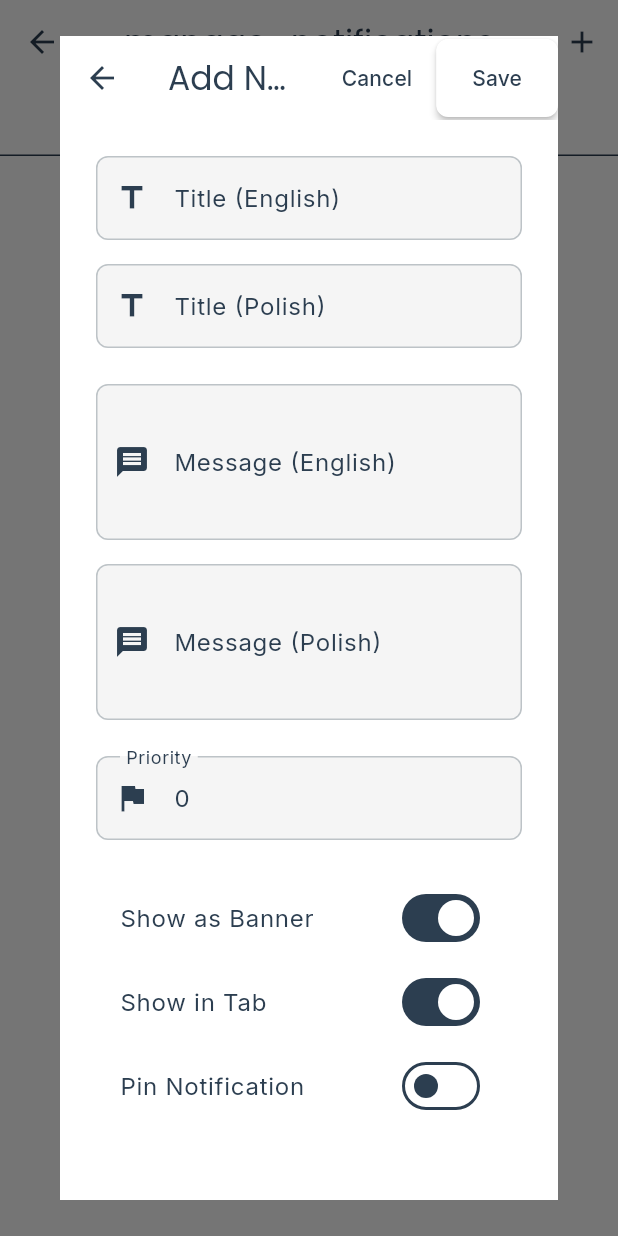
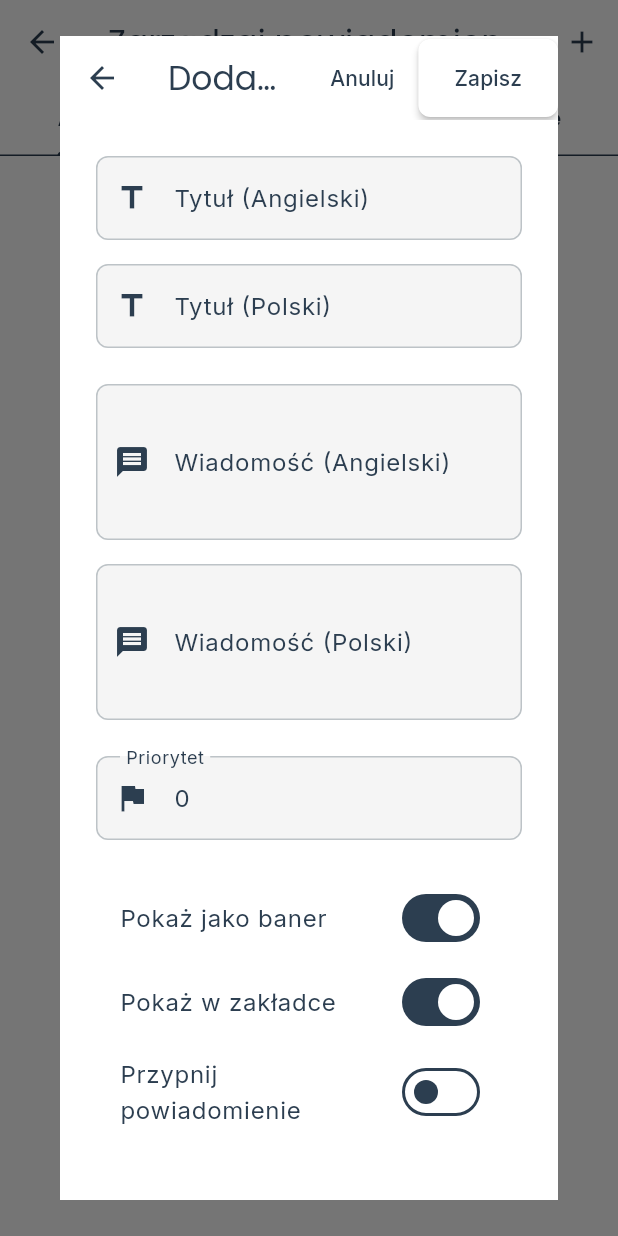
Before and after one commit to Marioo990/MyMenu, a Flutter app: the ManageNotificationsScreen screen opened directly, after a tap on the "add" icon, on a phone screen of 412 x 824 dp. Run offline on Flutter 3.47's test engine with Material 3 defaults, Android fonts, the phone set to English and light mode, and no system bars; our stand-ins replace cached_network_image, cloud_firestore, firebase_auth, firebase_core, firebase_storage, google_fonts and 3 more; missing offline and left inert: dart:html; accounts and stored records are empty.

Commit message:
poprawiony kod v18 dzmieniono admina na polski

```diff
--- a/lib/screens/admin/manage_items_screen.dart
+++ b/lib/screens/admin/manage_items_screen.dart
@@ -4,7 +4,6 @@ import '../../config/theme.dart';
 import '../../models/menu_item.dart';
 import '../../providers/menu_provider.dart';
 import '../../providers/language_provider.dart';
-// Fixed: Added missing SettingsProvider import
 import '../../providers/settings_provider.dart';
 
 class ManageItemsScreen extends StatefulWidget {
@@ -18,16 +17,16 @@ class _ManageItemsScreenState extends State<ManageItemsScreen> {
   @override
   Widget build(BuildContext context) {
     final menuProvider = Provider.of<MenuProvider>(context);
-    final languageProvider = Provider.of<LanguageProvider>(context);
+    // final languageProvider = Provider.of<LanguageProvider>(context);
 
     return Scaffold(
       appBar: AppBar(
-        title: Text(languageProvider.translate('manage_menu')),
+        title: const Text('Zarządzaj Menu'), // PL
         actions: [
           IconButton(
             icon: const Icon(Icons.add),
             onPressed: _showAddItemDialog,
-            tooltip: languageProvider.translate('add_item'),
+            tooltip: 'Dodaj pozycję', // PL
           ),
         ],
       ),
@@ -49,8 +48,10 @@ class _ManageItemsScreenState extends State<ManageItemsScreen> {
                       : '🍽️',
                 ),
               ),
-              title: Text(item.getName('en')),
-              subtitle: Text('${item.price} ${Provider.of<SettingsProvider>(context).currency}'),
+              // Wyświetlamy nazwę w zależności od dostępności, preferowany polski
+              title: Text(item.name['pl'] ?? item.name['en'] ?? 'Brak nazwy'),
+              subtitle: Text(
+                  '${item.price} ${Provider.of<SettingsProvider>(context).currency}'),
               trailing: Row(
                 mainAxisSize: MainAxisSize.min,
                 children: [
@@ -73,23 +74,22 @@ class _ManageItemsScreenState extends State<ManageItemsScreen> {
   }
 
   void _showAddItemDialog() {
-    // Show dialog to add new item
     showDialog(
       context: context,
       builder: (context) => AlertDialog(
-        title: Text(Provider.of<LanguageProvider>(context).translate('add_item')),
-        content: const Text('Add item form would go here'),
+        title: const Text('Dodaj pozycję'), // PL
+        content: const Text('Formularz dodawania pozycji pojawi się tutaj'), // PL
         actions: [
           TextButton(
             onPressed: () => Navigator.pop(context),
-            child: Text(Provider.of<LanguageProvider>(context).translate('cancel')),
+            child: const Text('Anuluj'), // PL
           ),
           ElevatedButton(
             onPressed: () {
               // Add item logic
               Navigator.pop(context);
             },
-            child: Text(Provider.of<LanguageProvider>(context).translate('save')),
+            child: const Text('Zapisz'), // PL
           ),
         ],
       ),
@@ -97,23 +97,22 @@ class _ManageItemsScreenState extends State<ManageItemsScreen> {
   }
 
   void _showEditItemDialog(MenuItem item) {
-    // Show dialog to edit item
     showDialog(
       context: context,
       builder: (context) => AlertDialog(
-        title: Text(Provider.of<LanguageProvider>(context).translate('edit_item')),
-        content: Text('Edit form for ${item.getName('en')}'),
+        title: const Text('Edytuj pozycję'), // PL
+        content: Text('Formularz edycji dla: ${item.name['pl'] ?? item.name['en']}'), // PL
         actions: [
           TextButton(
             onPressed: () => Navigator.pop(context),
-            child: Text(Provider.of<LanguageProvider>(context).translate('cancel')),
+            child: const Text('Anuluj'), // PL
           ),
           ElevatedButton(
             onPressed: () {
               // Edit item logic
               Navigator.pop(context);
             },
-            child: Text(Provider.of<LanguageProvider>(context).translate('save')),
+            child: const Text('Zapisz'), // PL
           ),
         ],
       ),
@@ -124,12 +123,12 @@ class _ManageItemsScreenState extends State<ManageItemsScreen> {
     showDialog(
       context: context,
       builder: (context) => AlertDialog(
-        title: Text(Provider.of<LanguageProvider>(context).translate('confirm')),
-        content: Text('${Provider.of<LanguageProvider>(context).translate('are_you_sure')} ${item.getName('en')}?'),
+        title: const Text('Potwierdzenie'), // PL
+        content: Text('Czy na pewno usunąć: ${item.name['pl'] ?? item.name['en']}?'), // PL
         actions: [
           TextButton(
             onPressed: () => Navigator.pop(context),
-            child: Text(Provider.of<LanguageProvider>(context).translate('no')),
+            child: const Text('Nie'), // PL
           ),
           ElevatedButton(
             onPressed: () async {
@@ -138,9 +137,8 @@ class _ManageItemsScreenState extends State<ManageItemsScreen> {
                   .deleteMenuItem(item.id);
               if (mounted) {
                 ScaffoldMessenger.of(context).showSnackBar(
-                  SnackBar(
-                    content: Text(Provider.of<LanguageProvider>(context, listen: false)
-                        .translate('item_deleted')),
+                  const SnackBar(
+                    content: Text('Pozycja usunięta'), // PL
                     backgroundColor: AppTheme.successColor,
                   ),
                 );
@@ -149,7 +147,7 @@ class _ManageItemsScreenState extends State<ManageItemsScreen> {
             style: ElevatedButton.styleFrom(
               backgroundColor: AppTheme.errorColor,
             ),
-            child: Text(Provider.of<LanguageProvider>(context).translate('yes')),
+            child: const Text('Tak'), // PL
           ),
         ],
       ),
--- a/lib/screens/admin/manage_notifications_screen.dart
+++ b/lib/screens/admin/manage_notifications_screen.dart
@@ -16,25 +16,25 @@ class _ManageNotificationsScreenState extends State<ManageNotificationsScreen> {
   @override
   Widget build(BuildContext context) {
     final menuProvider = Provider.of<MenuProvider>(context);
-    final languageProvider = Provider.of<LanguageProvider>(context);
+    // final languageProvider = Provider.of<LanguageProvider>(context);
 
     return DefaultTabController(
       length: 3,
       child: Scaffold(
         appBar: AppBar(
-          title: Text(languageProvider.translate('manage_notifications')),
+          title: const Text('Zarządzaj powiadomieniami'), // PL
           actions: [
             IconButton(
               icon: const Icon(Icons.add),
               onPressed: () => _showNotificationDialog(null),
-              tooltip: languageProvider.translate('add_notification'),
+              tooltip: 'Dodaj powiadomienie', // PL
             ),
           ],
-          bottom: TabBar(
+          bottom: const TabBar(
             tabs: [
-              Tab(text: languageProvider.translate('active')),
-              Tab(text: languageProvider.translate('scheduled')),
-              Tab(text: languageProvider.translate('expired')),
+              Tab(text: 'Aktywne'), // PL
+              Tab(text: 'Zaplanowane'), // PL
+              Tab(text: 'Wygasłe'), // PL
             ],
           ),
         ),
@@ -44,15 +44,15 @@ class _ManageNotificationsScreenState extends State<ManageNotificationsScreen> {
           children: [
             _buildNotificationsList(
               menuProvider.notifications.where((n) => n.isActive()).toList(),
-              languageProvider.translate('no_active_notifications'),
+              'Brak aktywnych powiadomień', // PL
             ),
             _buildNotificationsList(
               menuProvider.notifications.where((n) => n.isPending()).toList(),
-              languageProvider.translate('no_scheduled_notifications'),
+              'Brak zaplanowanych powiadomień', // PL
             ),
             _buildNotificationsList(
               menuProvider.notifications.where((n) => n.isExpired()).toList(),
-              languageProvider.translate('no_expired_notifications'),
+              'Brak wygasłych powiadomień', // PL
             ),
           ],
         ),
@@ -94,8 +94,9 @@ class _ManageNotificationsScreenState extends State<ManageNotificationsScreen> {
   }
 
   Widget _buildNotificationCard(RestaurantNotification notification) {
-    final languageProvider = Provider.of<LanguageProvider>(context);
-    final locale = languageProvider.currentLocale.languageCode;
+    // Preferujemy polski tytuł i treść
+    final title = notification.title['pl'] ?? notification.title['en'] ?? 'Bez tytułu';
+    final message = notification.message['pl'] ?? notification.message['en'] ?? 'Brak treści';
 
     Color statusColor;
     IconData statusIcon;
@@ -104,15 +105,15 @@ class _ManageNotificationsScreenState extends State<ManageNotificationsScreen> {
     if (notification.isActive()) {
       statusColor = AppTheme.successColor;
       statusIcon = Icons.check_circle;
-      statusText = languageProvider.translate('active');
+      statusText = 'Aktywne'; // PL
     } else if (notification.isPending()) {
       statusColor = AppTheme.warningColor;
       statusIcon = Icons.schedule;
-      statusText = languageProvider.translate('scheduled');
+      statusText = 'Zaplanowane'; // PL
     } else {
       statusColor = AppTheme.textLight;
       statusIcon = Icons.cancel;
-      statusText = languageProvider.translate('expired');
+      statusText = 'Wygasłe'; // PL
     }
 
     return Card(
@@ -123,7 +124,7 @@ class _ManageNotificationsScreenState extends State<ManageNotificationsScreen> {
           child: Icon(statusIcon, color: statusColor),
         ),
         title: Text(
-          notification.getTitle(locale),
+          title,
           style: Theme.of(context).textTheme.headlineSmall,
         ),
         subtitle: Column(
@@ -131,7 +132,7 @@ class _ManageNotificationsScreenState extends State<ManageNotificationsScreen> {
           children: [
             const SizedBox(height: AppTheme.spacingXS),
             Text(
-              notification.getMessage(locale),
+              message,
               maxLines: 2,
               overflow: TextOverflow.ellipsis,
             ),
@@ -146,19 +147,19 @@ class _ManageNotificationsScreenState extends State<ManageNotificationsScreen> {
                 ),
                 if (notification.pin)
                   Chip(
-                    label: Row(
+                    label: const Row(
                       mainAxisSize: MainAxisSize.min,
                       children: [
-                        const Icon(Icons.push_pin, size: 14),
-                        const SizedBox(width: 4),
-                        Text(languageProvider.translate('pinned')),
+                        Icon(Icons.push_pin, size: 14),
+                        SizedBox(width: 4),
+                        Text('Przypięte'), // PL
                       ],
                     ),
                     backgroundColor: AppTheme.secondaryColor.withOpacity(0.1),
-                    labelStyle: TextStyle(color: AppTheme.secondaryColor, fontSize: 12),
+                    labelStyle: const TextStyle(color: AppTheme.secondaryColor, fontSize: 12),
                   ),
                 Chip(
-                  label: Text('Priority: ${notification.priority}'),
+                  label: Text('Priorytet: ${notification.priority}'), // PL
                   backgroundColor: AppTheme.backgroundColor,
                   labelStyle: const TextStyle(fontSize: 12),
                 ),
@@ -183,7 +184,7 @@ class _ManageNotificationsScreenState extends State<ManageNotificationsScreen> {
                 // Display Options
                 _buildDetailRow(
                   Icons.visibility,
-                  'Banner: ${notification.showAsBanner ? '✓' : '✗'} | Tab: ${notification.showInTab ? '✓' : '✗'}',
+                  'Baner: ${notification.showAsBanner ? '✓' : '✗'} | Zakładka: ${notification.showInTab ? '✓' : '✗'}', // PL
                 ),
 
                 const SizedBox(height: AppTheme.spacingM),
@@ -191,7 +192,7 @@ class _ManageNotificationsScreenState extends State<ManageNotificationsScreen> {
                 // Push Options
                 _buildDetailRow(
                   Icons.send,
-                  'Web Push: ${notification.webPush ? '✓' : '✗'} | In-App: ${notification.inApp ? '✓' : '✗'}',
+                  'Web Push: ${notification.webPush ? '✓' : '✗'} | W aplikacji: ${notification.inApp ? '✓' : '✗'}', // PL
                 ),
 
                 if (notification.deepLink != null) ...[
@@ -211,15 +212,15 @@ class _ManageNotificationsScreenState extends State<ManageNotificationsScreen> {
                     TextButton.icon(
                       onPressed: () => _showNotificationDialog(notification),
                       icon: const Icon(Icons.edit, size: 18),
-                      label: Text(languageProvider.translate('edit')),
+                      label: const Text('Edytuj'), // PL
                     ),
                     const SizedBox(width: AppTheme.spacingS),
                     TextButton.icon(
                       onPressed: () => _confirmDelete(notification),
                       icon: const Icon(Icons.delete, size: 18, color: AppTheme.errorColor),
-                      label: Text(
-                        languageProvider.translate('delete'),
-                        style: const TextStyle(color: AppTheme.errorColor),
+                      label: const Text(
+                        'Usuń', // PL
+                        style: TextStyle(color: AppTheme.errorColor),
                       ),
                     ),
                   ],
@@ -250,7 +251,7 @@ class _ManageNotificationsScreenState extends State<ManageNotificationsScreen> {
   }
 
   String _formatDate(DateTime date) {
-    return '${date.day}/${date.month}/${date.year} ${date.hour.toString().padLeft(2, '0')}:${date.minute.toString().padLeft(2, '0')}';
+    return '${date.day}.${date.month}.${date.year} ${date.hour.toString().padLeft(2, '0')}:${date.minute.toString().padLeft(2, '0')}';
   }
 
   void _showNotificationDialog(RestaurantNotification? notification) {
@@ -276,8 +277,8 @@ class _ManageNotificationsScreenState extends State<ManageNotificationsScreen> {
                     SnackBar(
                       content: Text(
                         notification == null
-                            ? 'Notification created'
-                            : 'Notification updated',
+                            ? 'Powiadomienie utworzone' // PL
+                            : 'Powiadomienie zaktualizowane', // PL
                       ),
                       backgroundColor: AppTheme.successColor,
                     ),
@@ -287,7 +288,7 @@ class _ManageNotificationsScreenState extends State<ManageNotificationsScreen> {
                 if (mounted) {
                   ScaffoldMessenger.of(context).showSnackBar(
                     SnackBar(
-                      content: Text('Error: $e'),
+                      content: Text('Błąd: $e'), // PL
                       backgroundColor: AppTheme.errorColor,
                     ),
                   );
@@ -302,17 +303,15 @@ class _ManageNotificationsScreenState extends State<ManageNotificationsScreen> {
   }
 
   void _confirmDelete(RestaurantNotification notification) {
-    final languageProvider = Provider.of<LanguageProvider>(context, listen: false);
-
     showDialog(
       context: context,
       builder: (context) => AlertDialog(
-        title: Text(languageProvider.translate('confirm_delete')),
-        content: Text('Delete notification: ${notification.getTitle('en')}?'),
+        title: const Text('Potwierdź usunięcie'), // PL
+        content: Text('Usunąć powiadomienie: ${notification.title['pl'] ?? notification.title['en']}?'), // PL
         actions: [
           TextButton(
             onPressed: () => Navigator.pop(context),
-            child: Text(languageProvider.translate('cancel')),
+            child: const Text('Anuluj'), // PL
           ),
           ElevatedButton(
             onPressed: () async {
@@ -322,8 +321,8 @@ class _ManageNotificationsScreenState extends State<ManageNotificationsScreen> {
                 await menuProvider.deleteNotification(notification.id);
                 if (mounted) {
                   ScaffoldMessenger.of(context).showSnackBar(
-                    SnackBar(
-                      content: Text(languageProvider.translate('notification_deleted')),
+                    const SnackBar(
+                      content: Text('Powiadomienie usunięte'), // PL
                       backgroundColor: AppTheme.successColor,
                     ),
                   );
@@ -332,7 +331,7 @@ class _ManageNotificationsScreenState extends State<ManageNotificationsScreen> {
                 if (mounted) {
                   ScaffoldMessenger.of(context).showSnackBar(
                     SnackBar(
-                      content: Text('Error: $e'),
+                      content: Text('Błąd: $e'), // PL
                       backgroundColor: AppTheme.errorColor,
                     ),
                   );
@@ -340,7 +339,7 @@ class _ManageNotificationsScreenState extends State<ManageNotificationsScreen> {
               }
             },
             style: ElevatedButton.styleFrom(backgroundColor: AppTheme.errorColor),
-            child: Text(languageProvider.translate('delete')),
+            child: const Text('Usuń'), // PL
           ),
         ],
       ),
@@ -348,7 +347,6 @@ class _ManageNotificationsScreenState extends State<ManageNotificationsScreen> {
   }
 }
 
-// Simple Notification Form Dialog
 class _NotificationFormDialog extends StatefulWidget {
   final RestaurantNotification? notification;
   final Function(RestaurantNotification) onSave;
@@ -406,23 +404,21 @@ class _NotificationFormDialogState extends State<_NotificationFormDialog> {
 
   @override
   Widget build(BuildContext context) {
-    final languageProvider = Provider.of<LanguageProvider>(context);
-
     return Scaffold(
       appBar: AppBar(
         title: Text(
           widget.notification == null
-              ? languageProvider.translate('add_notification')
-              : languageProvider.translate('edit_notification'),
+              ? 'Dodaj powiadomienie' // PL
+              : 'Edytuj powiadomienie', // PL
         ),
         actions: [
           TextButton(
             onPressed: widget.onCancel,
-            child: Text(languageProvider.translate('cancel')),
+            child: const Text('Anuluj'), // PL
           ),
           ElevatedButton(
             onPressed: _save,
-            child: Text(languageProvider.translate('save')),
+            child: const Text('Zapisz'), // PL
           ),
         ],
       ),
@@ -437,16 +433,16 @@ class _NotificationFormDialogState extends State<_NotificationFormDialog> {
               TextFormField(
                 controller: _titleEnController,
                 decoration: const InputDecoration(
-                  labelText: 'Title (English)',
+                  labelText: 'Tytuł (Angielski)', // PL
                   prefixIcon: Icon(Icons.title),
                 ),
-                validator: (value) => value?.isEmpty ?? true ? 'Required' : null,
+                validator: (value) => value?.isEmpty ?? true ? 'Wymagane' : null,
               ),
               const SizedBox(height: AppTheme.spacingM),
               TextFormField(
                 controller: _titlePlController,
                 decoration: const InputDecoration(
-                  labelText: 'Title (Polish)',
+                  labelText: 'Tytuł (Polski)', // PL
                   prefixIcon: Icon(Icons.title),
                 ),
               ),
@@ -457,17 +453,17 @@ class _NotificationFormDialogState extends State<_NotificationFormDialog> {
               TextFormField(
                 controller: _messageEnController,
                 decoration: const InputDecoration(
-                  labelText: 'Message (English)',
+                  labelText: 'Wiadomość (Angielski)', // PL
                   prefixIcon: Icon(Icons.message),
                 ),
                 maxLines: 3,
-                validator: (value) => value?.isEmpty ?? true ? 'Required' : null,
+                validator: (value) => value?.isEmpty ?? true ? 'Wymagane' : null,
               ),
               const SizedBox(height: AppTheme.spacingM),
               TextFormField(
                 controller: _messagePlController,
                 decoration: const InputDecoration(
-                  labelText: 'Message (Polish)',
+                  labelText: 'Wiadomość (Polski)', // PL
                   prefixIcon: Icon(Icons.message),
                 ),
                 maxLines: 3,
@@ -479,7 +475,7 @@ class _NotificationFormDialogState extends State<_NotificationFormDialog> {
               TextFormField(
                 initialValue: _priority.toString(),
                 decoration: const InputDecoration(
-                  labelText: 'Priority',
+                  labelText: 'Priorytet', // PL
                   prefixIcon: Icon(Icons.flag),
                 ),
                 keyboardType: TextInputType.number,
@@ -490,17 +486,17 @@ class _NotificationFormDialogState extends State<_NotificationFormDialog> {
 
               // Options
               SwitchListTile(
-                title: Text(languageProvider.translate('show_as_banner')),
+                title: const Text('Pokaż jako baner'), // PL
                 value: _showAsBanner,
                 onChanged: (value) => setState(() => _showAsBanner = value),
               ),
               SwitchListTile(
-                title: Text(languageProvider.translate('show_in_tab')),
+                title: const Text('Pokaż w zakładce'), // PL
                 value: _showInTab,
                 onChanged: (value) => setState(() => _showInTab = value),
               ),
               SwitchListTile(
-                title: Text(languageProvider.translate('pin_notification')),
+                title: const Text('Przypnij powiadomienie'), // PL
                 value: _pin,
                 onChanged: (value) => setState(() => _pin = value),
               ),
```
Also changed, not shown: lib/screens/admin/admin_dashboard_screen.dart (+41 -41 lines), lib/screens/admin/manage_categories_screen.dart (+44 -42 lines), lib/screens/admin/settings_screen.dart (+51 -50 lines).
